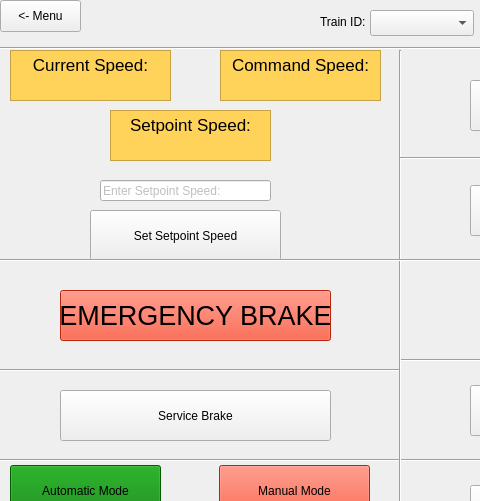
Above: src/UI/SWTrainController/TrainController.ui from aet37/ECE1140-Project before the change; both pictures show x 0 to 480 and y 0 to 501 of the 800 by 600 pixel window. Below: the same form after it.
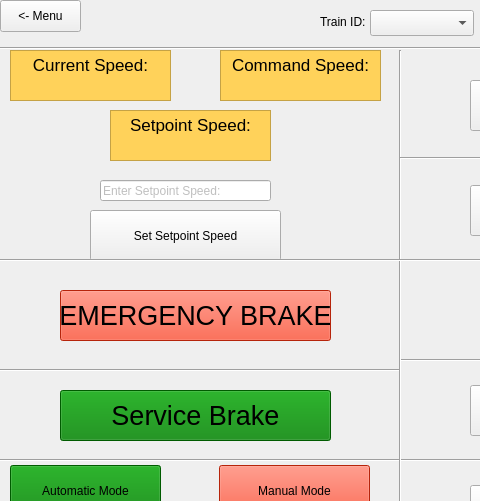
That is the form after the change.

The edit to the form file:
```diff
--- a/src/UI/SWTrainController/TrainController.ui
+++ b/src/UI/SWTrainController/TrainController.ui
@@ -754,6 +754,14 @@
         <height>51</height>
        </rect>
       </property>
+      <property name="font">
+       <font>
+        <pointsize>20</pointsize>
+       </font>
+      </property>
+      <property name="styleSheet">
+       <string notr="true">background-color: green;</string>
+      </property>
       <property name="text">
        <string>Service Brake</string>
       </property>
@@ -933,7 +941,7 @@
      <widget class="QLabel" name="CommandSpeedLabel">
       <property name="geometry">
        <rect>
-        <x>280</x>
+        <x>270</x>
         <y>70</y>
         <width>60</width>
         <height>16</height>
```
